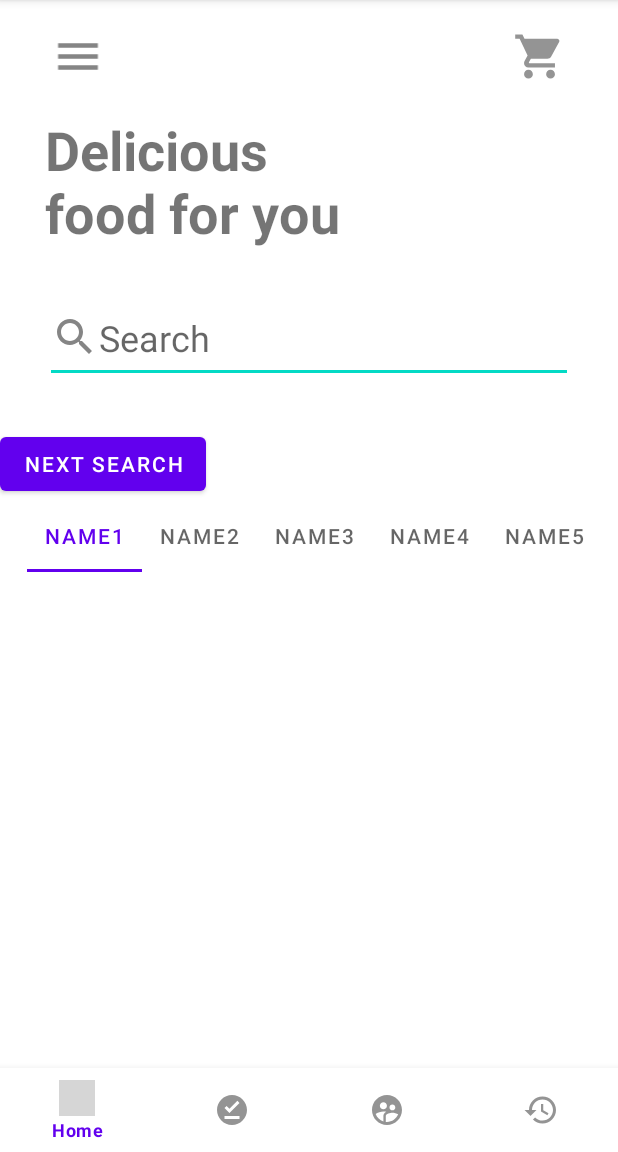
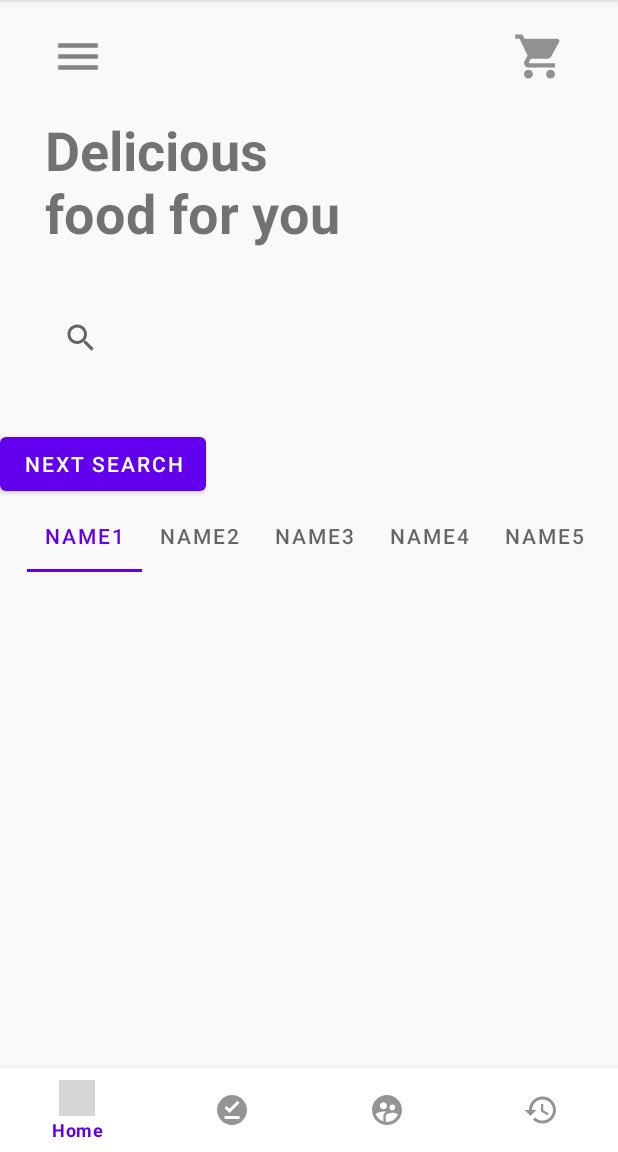
Before and after one commit to babamyrat/Retrofit_Api, an Android app: the screen it shows after launch (MainActivity), on a phone screen of 412 x 824 dp, the part 84-1236 px from its top. Run offline under Robolectric (Android 15) with nearby library versions, the phone set to English and light mode, and no system bars; 1 statement that could not run was skipped; grey boxes are pictures that could not be loaded.

Commit message:
step16_search

```diff
--- a/app/src/main/AndroidManifest.xml
+++ b/app/src/main/AndroidManifest.xml
@@ -17,7 +17,7 @@
         <activity android:name=".activity.ProfileActivity" />
         <activity android:name=".activity.HistoryActivity" />
         <activity android:name=".activity.UsersActivity" />
-        <activity android:name=".activity.LikeActivity" />
+        <activity android:name=".activity.OrderActivity" />
         <activity android:name=".Splash" />
         <activity android:name=".MainActivity">
             <intent-filter>
--- a/app/src/main/java/com/example/retrofitapi/GetInterface.java
+++ b/app/src/main/java/com/example/retrofitapi/GetInterface.java
@@ -5,12 +5,13 @@ import com.example.retrofitapi.model.ServerResponse;
 
 import retrofit2.Call;
 import retrofit2.http.GET;
+import retrofit2.http.Query;
 
 public interface GetInterface {
 
    @GET("/api/json/v1/1/categories.php")
     Call<ServerResponse> getAllPhotos();
 
-   @GET("/api/json/v1/1/search.php?s=")
-   Call<SearchResponse> getAllInfo();
+   @GET("/api/json/v1/1/search.php?")
+   Call<SearchResponse> getAllInfo(@Query("s") String query);
 }
--- a/app/src/main/java/com/example/retrofitapi/MainActivity.java
+++ b/app/src/main/java/com/example/retrofitapi/MainActivity.java
@@ -1,7 +1,6 @@
 package com.example.retrofitapi;
 
 import androidx.appcompat.app.AppCompatActivity;
-import androidx.recyclerview.widget.RecyclerView;
 import androidx.viewpager2.widget.ViewPager2;
 
 import android.app.ProgressDialog;
@@ -10,12 +9,11 @@ import android.os.Bundle;
 import android.view.Menu;
 import android.view.MenuInflater;
 import android.view.MenuItem;
-import android.view.View;
 import android.widget.Button;
 import android.widget.Toast;
 
 import com.example.retrofitapi.activity.HistoryActivity;
-import com.example.retrofitapi.activity.LikeActivity;
+import com.example.retrofitapi.activity.OrderActivity;
 import com.example.retrofitapi.activity.SearchActivity;
 import com.example.retrofitapi.activity.UsersActivity;
 import com.example.retrofitapi.adapter.ExampleAdapter;
@@ -36,9 +34,9 @@ import retrofit2.Response;
 public class MainActivity extends AppCompatActivity {
 
     private ExampleAdapter adapter;
-    private RecyclerView recyclerView;
     ProgressDialog progressDialog;
     Button btnClickNext;
+   // SearchView searchView;
 
 
     @Override
@@ -46,8 +44,11 @@ public class MainActivity extends AppCompatActivity {
         super.onCreate(savedInstanceState);
         setContentView(R.layout.activity_main);
 
+
+       // searchView = findViewById(R.id.searchView);
         btnClickNext = findViewById(R.id.btnClickNext);
-        ClickButtonNext();
+        ButtonClickNextSearchActivity();
+
 
 
 
@@ -126,7 +127,7 @@ public class MainActivity extends AppCompatActivity {
 
 
     private void FourActivity(){
-        Intent intent = new Intent(MainActivity.this, LikeActivity.class);
+        Intent intent = new Intent(MainActivity.this, OrderActivity.class);
         startActivity(intent);
     }
 
@@ -145,19 +146,13 @@ public class MainActivity extends AppCompatActivity {
         startActivity(intent);
     }
 
-
-    public void ClickButtonNext() {
-        btnClickNext.setOnClickListener(new View.OnClickListener() {
-            @Override
-            public void onClick(View view) {
-                Intent intent = new Intent(MainActivity.this, SearchActivity.class);
-                startActivity(intent);
-            }
+    public void ButtonClickNextSearchActivity(){
+        btnClickNext.setOnClickListener(view -> {
+            Intent intent = new Intent(getApplicationContext(), SearchActivity.class);
+            startActivity(intent);
         });
-
     }
 
 
 
-
 }
--- a/app/src/main/java/com/example/retrofitapi/activity/LikeActivity.java
+++ b/app/src/main/java/com/example/retrofitapi/activity/OrderActivity.java
@@ -6,7 +6,7 @@ import android.os.Bundle;
 
 import com.example.retrofitapi.R;
 
-public class LikeActivity extends AppCompatActivity {
+public class OrderActivity extends AppCompatActivity {
 
     @Override
     protected void onCreate(Bundle savedInstanceState) {
--- a/app/src/main/res/layout/activity_like.xml
+++ b/app/src/main/res/layout/activity_like.xml
@@ -4,6 +4,6 @@
     xmlns:tools="http://schemas.android.com/tools"
     android:layout_width="match_parent"
     android:layout_height="match_parent"
-    tools:context=".activity.LikeActivity">
+    tools:context=".activity.OrderActivity">
 
 </androidx.constraintlayout.widget.ConstraintLayout>
--- a/app/src/main/res/layout/activity_main.xml
+++ b/app/src/main/res/layout/activity_main.xml
@@ -3,6 +3,7 @@
     xmlns:android="http://schemas.android.com/apk/res/android"
     xmlns:app="http://schemas.android.com/apk/res-auto"
     xmlns:tools="http://schemas.android.com/tools"
+    android:background="#F9F9F9"
     android:layout_width="match_parent"
     android:layout_height="match_parent">
 
@@ -56,7 +57,8 @@
             android:textStyle="bold" />
     </LinearLayout>
 
-    <EditText
+    <SearchView
+        android:id="@+id/searchView"
         android:layout_width="match_parent"
         android:layout_height="60dp"
         android:layout_margin="30dp"
@@ -77,6 +79,7 @@
         android:id="@+id/tapLayout"
         android:layout_width="match_parent"
         android:layout_height="wrap_content"
+        android:background="#F9F9F9"
         app:tabMode="scrollable"
         app:tabContentStart="30dp"
         >
```
Also changed, not shown: app/src/main/java/com/example/retrofitapi/activity/SearchActivity.java (+28 -4 lines), app/src/main/java/com/example/retrofitapi/adapter/SearchAdapter.java (+47 -2 lines), app/src/main/res/menu/example_menu.xml (added, +11 -0 lines).
